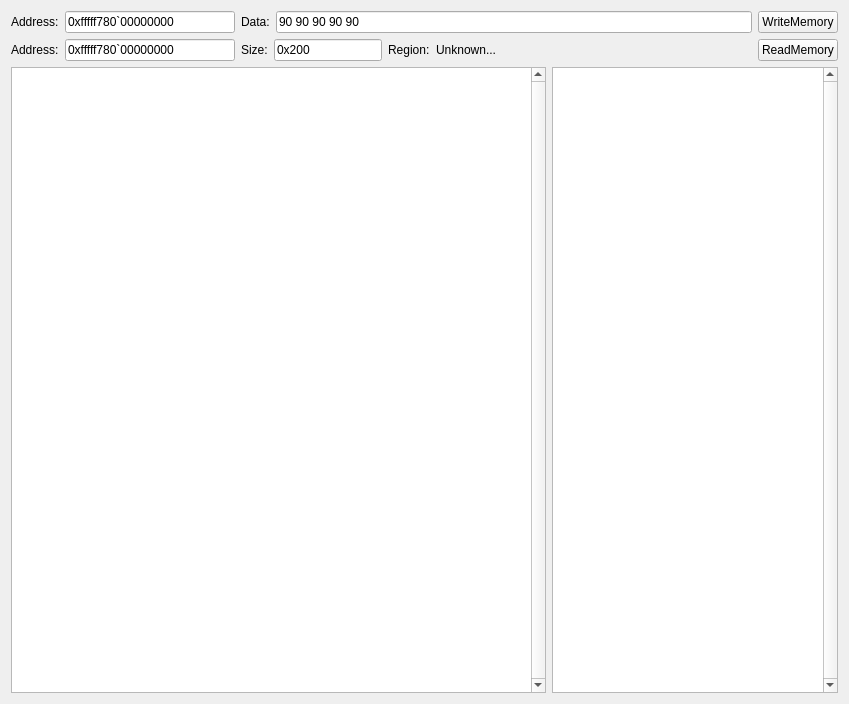
This is src/OpenArk/res/ui/memory-rw.ui in BlackINT3/OpenArk as Qt 5 draws it before an edit. The edited form follows.
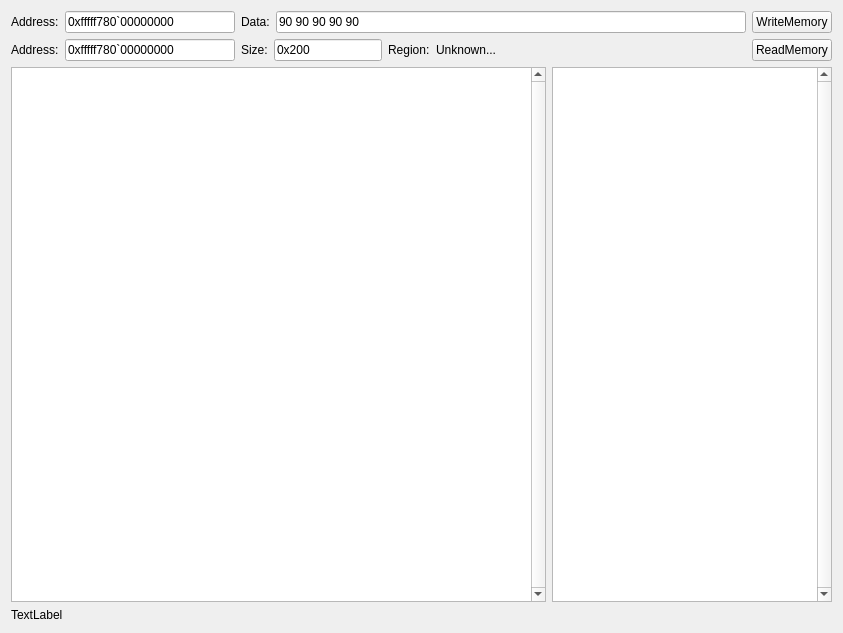
This is the edited form.

What changed in the file:
```diff
--- a/src/OpenArk/res/ui/memory-rw.ui
+++ b/src/OpenArk/res/ui/memory-rw.ui
@@ -6,8 +6,8 @@
    <rect>
     <x>0</x>
     <y>0</y>
-    <width>849</width>
-    <height>704</height>
+    <width>843</width>
+    <height>633</height>
    </rect>
   </property>
   <property name="sizePolicy">
@@ -206,6 +206,13 @@
      </item>
     </layout>
    </item>
+   <item>
+    <widget class="QLabel" name="rwResult">
+     <property name="text">
+      <string>TextLabel</string>
+     </property>
+    </widget>
+   </item>
   </layout>
  </widget>
  <resources/>
```
Left out of the diff: 12 changed lines with no effect on the pictures.
